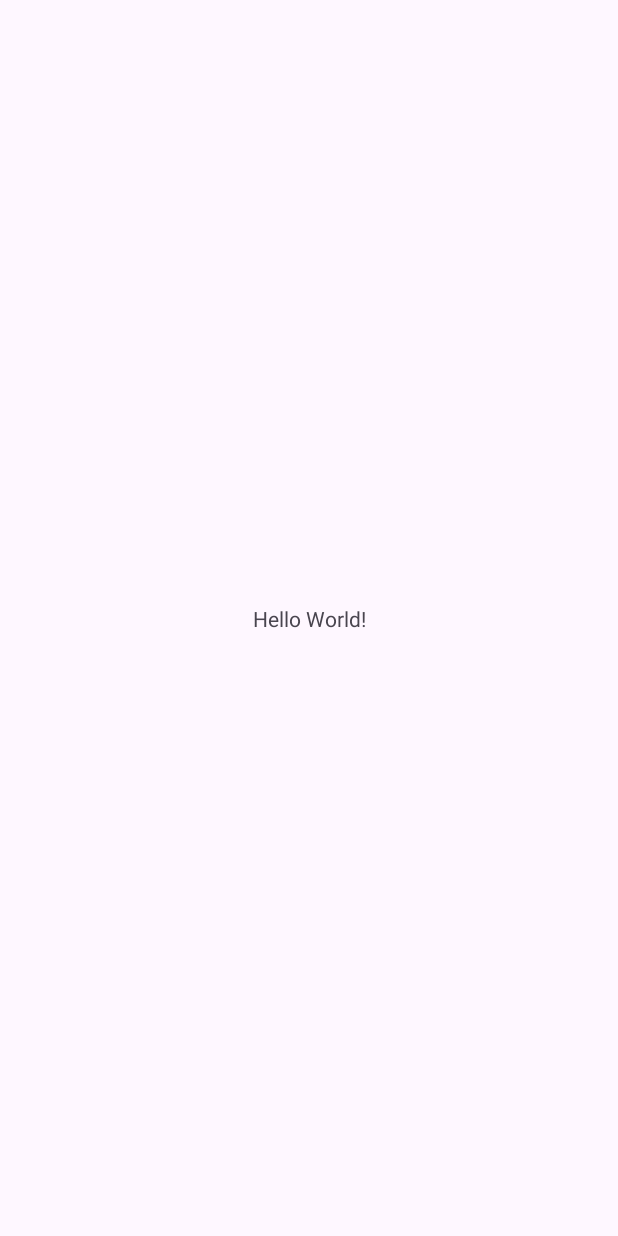
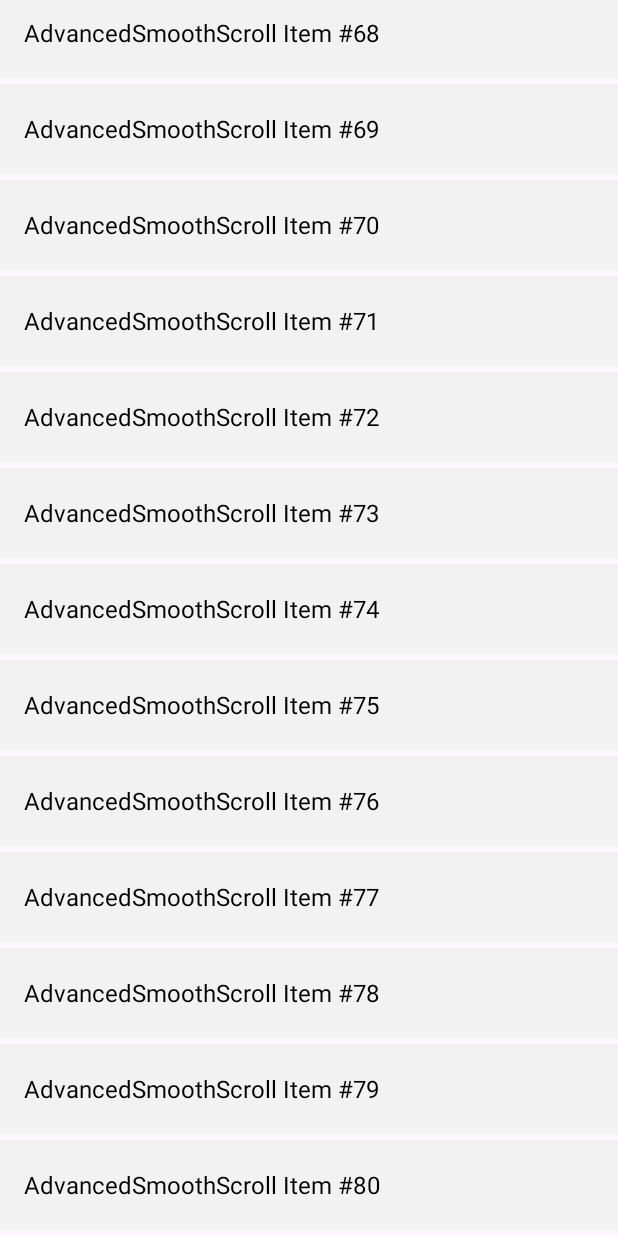
Before and after one commit to Excelsior-Technologies-Community/AdvancedSmoothScroll, an Android app: the screen it shows after launch (MainActivity), on a phone screen of 412 x 824 dp. Before the commit the screen is almost empty. Run offline under Robolectric (Android 15) with nearby library versions, the phone set to English and light mode, and no system bars.

Commit message:
Added library

```diff
--- a/app/build.gradle.kts
+++ b/app/build.gradle.kts
@@ -43,6 +43,7 @@ dependencies {
     implementation(libs.material)
     implementation(libs.androidx.activity)
     implementation(libs.androidx.constraintlayout)
+    implementation(project(":smoothscroll"))
     testImplementation(libs.junit)
     androidTestImplementation(libs.androidx.junit)
     androidTestImplementation(libs.androidx.espresso.core)
--- a/app/src/main/java/com/ext/advancedsmoothscroll/MainActivity.kt
+++ b/app/src/main/java/com/ext/advancedsmoothscroll/MainActivity.kt
@@ -5,6 +5,9 @@ import androidx.activity.enableEdgeToEdge
 import androidx.appcompat.app.AppCompatActivity
 import androidx.core.view.ViewCompat
 import androidx.core.view.WindowInsetsCompat
+import androidx.recyclerview.widget.LinearLayoutManager
+import com.ext.smoothscroll.recycler.SmoothRecyclerView
+import com.ext.smoothscroll.recycler.UltraSmoothLayoutManager
 
 class MainActivity : AppCompatActivity() {
     override fun onCreate(savedInstanceState: Bundle?) {
@@ -16,5 +19,17 @@ class MainActivity : AppCompatActivity() {
             v.setPadding(systemBars.left, systemBars.top, systemBars.right, systemBars.bottom)
             insets
         }
+        val recyclerView = findViewById<SmoothRecyclerView>(R.id.recyclerView)
+
+        recyclerView.layoutManager = UltraSmoothLayoutManager(this)
+
+        recyclerView.adapter = SimpleAdapter(
+            List(150) { "AdvancedSmoothScroll Item #$it" }
+        )
+
+        // OPTIONAL: Test smooth scroll programmatically
+        recyclerView.postDelayed({
+            recyclerView.smoothScrollToPosition(80)
+        }, 1500)
     }
 }
--- /dev/null
+++ b/app/src/main/java/com/ext/advancedsmoothscroll/SimpleAdapter.kt
@@ -0,0 +1,28 @@
+package com.ext.advancedsmoothscroll
+
+import android.view.LayoutInflater
+import android.view.View
+import android.view.ViewGroup
+import android.widget.TextView
+import androidx.recyclerview.widget.RecyclerView
+
+class SimpleAdapter(
+    private val items: List<String>
+) : RecyclerView.Adapter<SimpleAdapter.ViewHolder>() {
+
+    class ViewHolder(itemView: View) : RecyclerView.ViewHolder(itemView) {
+        val text: TextView = itemView.findViewById(R.id.txtItem)
+    }
+
+    override fun onCreateViewHolder(parent: ViewGroup, viewType: Int): ViewHolder {
+        val view = LayoutInflater.from(parent.context)
+            .inflate(R.layout.item_text, parent, false)
+        return ViewHolder(view)
+    }
+
+    override fun onBindViewHolder(holder: ViewHolder, position: Int) {
+        holder.text.text = items[position]
+    }
+
+    override fun getItemCount(): Int = items.size
+}
--- a/app/src/main/res/layout/activity_main.xml
+++ b/app/src/main/res/layout/activity_main.xml
@@ -1,19 +1,17 @@
 <?xml version="1.0" encoding="utf-8"?>
-<androidx.constraintlayout.widget.ConstraintLayout xmlns:android="http://schemas.android.com/apk/res/android"
+<LinearLayout xmlns:android="http://schemas.android.com/apk/res/android"
     xmlns:app="http://schemas.android.com/apk/res-auto"
     xmlns:tools="http://schemas.android.com/tools"
     android:id="@+id/main"
+    android:orientation="vertical"
     android:layout_width="match_parent"
     android:layout_height="match_parent"
     tools:context=".MainActivity">
 
-    <TextView
-        android:layout_width="wrap_content"
-        android:layout_height="wrap_content"
-        android:text="Hello World!"
-        app:layout_constraintBottom_toBottomOf="parent"
-        app:layout_constraintEnd_toEndOf="parent"
-        app:layout_constraintStart_toStartOf="parent"
-        app:layout_constraintTop_toTopOf="parent" />
+    <com.ext.smoothscroll.recycler.SmoothRecyclerView
+        android:id="@+id/recyclerView"
+        android:layout_width="match_parent"
+        android:layout_height="match_parent"/>
 
-</androidx.constraintlayout.widget.ConstraintLayout>
+
+</LinearLayout>
--- /dev/null
+++ b/app/src/main/res/layout/item_text.xml
@@ -0,0 +1,11 @@
+<?xml version="1.0" encoding="utf-8"?>
+<TextView xmlns:android="http://schemas.android.com/apk/res/android"
+    android:id="@+id/txtItem"
+    android:layout_width="match_parent"
+    android:layout_height="60dp"
+    android:gravity="center_vertical"
+    android:paddingStart="16dp"
+    android:textSize="16sp"
+    android:textColor="#000"
+    android:background="#F2F2F2"
+    android:layout_marginBottom="4dp"/>
--- /dev/null
+++ b/smoothscroll/src/main/java/com/ext/smoothscroll/recycler/SmoothRecyclerView.kt
@@ -0,0 +1,21 @@
+package com.ext.smoothscroll.recycler
+
+import android.content.Context
+import android.util.AttributeSet
+import androidx.recyclerview.widget.RecyclerView
+import kotlin.math.roundToInt
+
+class SmoothRecyclerView @JvmOverloads constructor(
+    context: Context,
+    attrs: AttributeSet? = null
+) : RecyclerView(context, attrs) {
+
+    var flingMultiplier: Float = 0.85f
+
+    override fun fling(velocityX: Int, velocityY: Int): Boolean {
+        return super.fling(
+            velocityX,
+            (velocityY * flingMultiplier).roundToInt()
+        )
+    }
+}
--- /dev/null
+++ b/smoothscroll/src/main/java/com/ext/smoothscroll/recycler/UltraSmoothLayoutManager.kt
@@ -0,0 +1,35 @@
+package com.ext.smoothscroll.recycler
+
+import android.content.Context
+import android.util.DisplayMetrics
+import androidx.recyclerview.widget.LinearLayoutManager
+import androidx.recyclerview.widget.LinearSmoothScroller
+import androidx.recyclerview.widget.RecyclerView
+import kotlin.math.abs
+
+class UltraSmoothLayoutManager(
+    context: Context
+) : LinearLayoutManager(context) {
+
+    override fun smoothScrollToPosition(
+        recyclerView: RecyclerView,
+        state: RecyclerView.State,
+        position: Int
+    ) {
+        val smoothScroller = object : LinearSmoothScroller(recyclerView.context) {
+
+            override fun calculateSpeedPerPixel(displayMetrics: DisplayMetrics): Float {
+                // Smaller value = slower & smoother scroll
+                return 100f / displayMetrics.densityDpi
+            }
+
+            override fun calculateTimeForScrolling(dx: Int): Int {
+                // Control scroll duration
+                return (abs(dx) * 0.5f).toInt().coerceIn(300, 1200)
+            }
+        }
+
+        smoothScroller.targetPosition = position
+        startSmoothScroll(smoothScroller)
+    }
+}
```
Also changed, not shown: smoothscroll/src/main/java/com/ext/smoothscroll/core/ScrollState.kt (added, +7 -0 lines), smoothscroll/src/main/java/com/ext/smoothscroll/core/SmoothScrollConfig.kt (added, +7 -0 lines), smoothscroll/src/main/java/com/ext/smoothscroll/fastscroll/FastScroller.kt (added, +25 -0 lines), smoothscroll/src/main/java/com/ext/smoothscroll/nested/SmoothNestedScrollView.kt (added, +18 -0 lines), smoothscroll/src/main/java/com/ext/smoothscroll/recycler/PaginationScrollListener.kt (added, +29 -0 lines), smoothscroll/src/main/java/com/ext/smoothscroll/utils/ScrollUtils.kt (added, +12 -0 lines), smoothscroll/src/main/java/com/ext/smoothscroll/utils/VelocityTracker.kt (added, +16 -0 lines).
